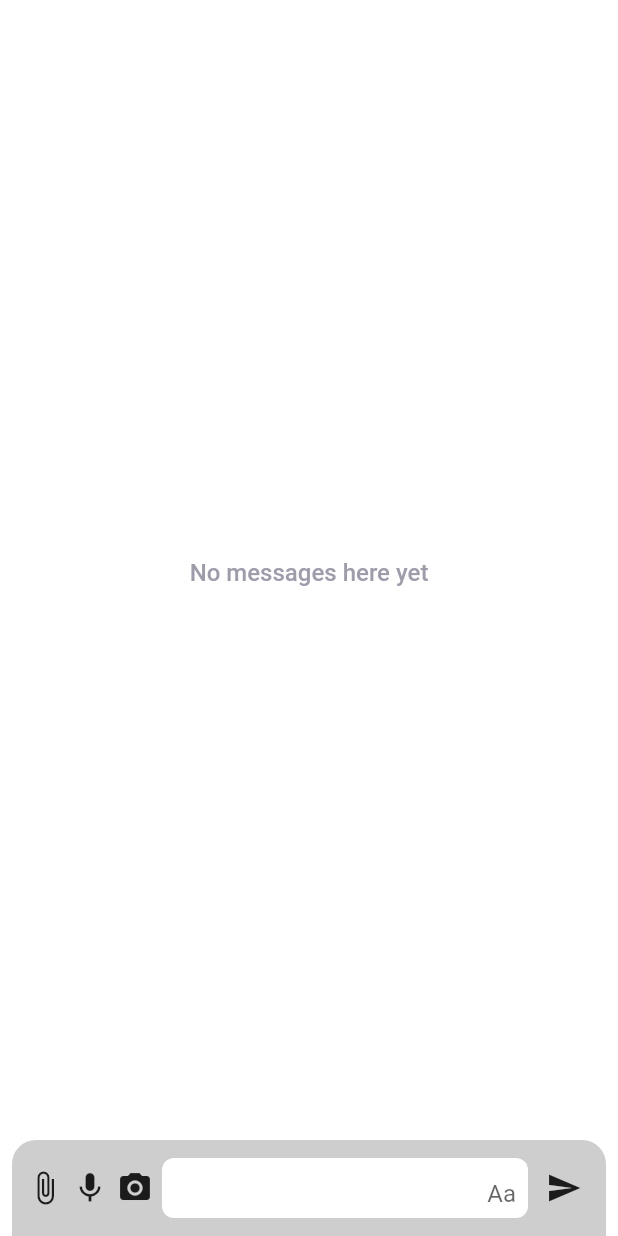
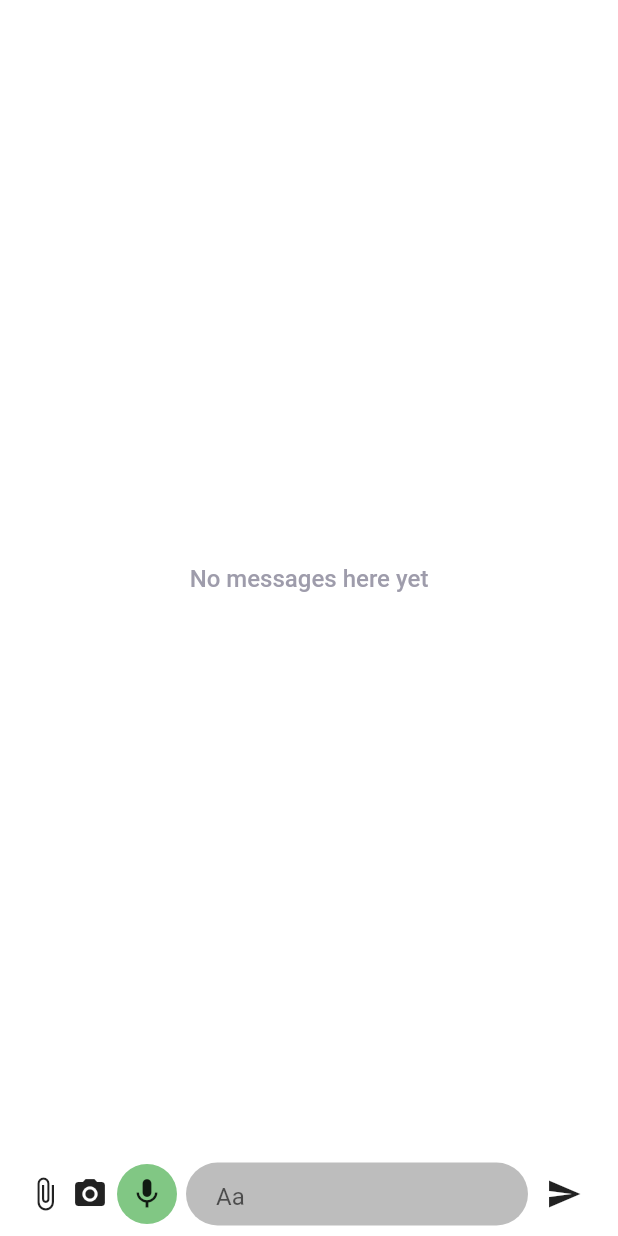
Before and after one commit to MHosssam/chatApp, a Flutter app: the screen it shows after launch, on a phone screen of 412 x 824 dp. Run offline on Flutter 3.47's test engine with Material 2 defaults, Android fonts, the phone set to English and light mode, and no system bars; our stand-ins replace file_picker, flutter_chat_types, flutter_chat_ui, get, image_picker, open_file; missing offline and left inert: record; statements that could not run were skipped.

Commit message:
recording

```diff
--- a/lib/chat/chat_view.dart
+++ b/lib/chat/chat_view.dart
@@ -1,4 +1,6 @@
 import 'package:chat/chat/chat_vm.dart';
+import 'package:chat/chat/components/chat_box.dart';
+import 'package:chat/chat/components/record_button.dart';
 import 'package:flutter/material.dart';
 import 'package:flutter_chat_types/flutter_chat_types.dart' as types;
 import 'package:flutter_chat_ui/flutter_chat_ui.dart';
@@ -11,15 +13,26 @@ class ChatPage extends StatefulWidget {
   State<ChatPage> createState() => _ChatPageState();
 }
 
-class _ChatPageState extends State<ChatPage> {
-  @override
+class _ChatPageState extends State<ChatPage> with SingleTickerProviderStateMixin {
+        late AnimationController anController;
+
+    @override
   void initState() {
-    final ChatVm controller = Get.put(ChatVm());
+         final ChatVm controller = Get.put(ChatVm());
+
+    super.initState();
+    anController = AnimationController(
+      vsync: this,
+      duration: const Duration(milliseconds: 600),
+    );
+
+
     controller.isRecording = false;
     super.initState();
     // to get prev chat
     // controller.loadMessages();
   }
+
 
   @override
   Widget build(BuildContext context) {
@@ -28,7 +41,6 @@ class _ChatPageState extends State<ChatPage> {
         builder: (controller) {
           return Chat(
             messages: controller.messages,
-            // onAttachmentPressed: _handleAtachmentPressed,
             onMessageTap: controller.handleMessageTap,
             onPreviewDataFetched: controller.handlePreviewDataFetched,
             onSendPressed: controller.handleSendPressed,
@@ -37,20 +49,15 @@ class _ChatPageState extends State<ChatPage> {
             showUserNames: true,
             user: controller.user,
             customBottomWidget: Container(
+
               margin: const EdgeInsets.symmetric(horizontal: 8),
               padding: const EdgeInsets.all(4),
-              decoration: BoxDecoration(
-                color: Colors.grey.withOpacity(0.5),
-                borderRadius: const BorderRadius.only(
-                  topLeft: Radius.circular(16),
-                  topRight: Radius.circular(16),
-                ),
-              ),
+
               child: Row(
                 children: [
                   Padding(
                     padding: const EdgeInsets.symmetric(horizontal: 6),
-                    child: InkWell(
+                    child:  InkWell(
                       splashColor: Colors.transparent,
                       highlightColor: Colors.transparent,
                       onTap: () => controller.handleFileSelection(),
@@ -58,45 +65,52 @@ class _ChatPageState extends State<ChatPage> {
                     ),
                   ),
                   InkWell(
-                    splashColor: Colors.transparent,
-                    highlightColor: Colors.transparent,
-                    onTap: () => controller.handleRecord(),
-                    child: const Icon(Icons.mic),
-                  ),
-                  Padding(
-                    padding: const EdgeInsets.symmetric(horizontal: 6),
-                    child: InkWell(
                       splashColor: Colors.transparent,
                       highlightColor: Colors.transparent,
                       onTap: () => controller.handleImageSelection(),
                       child: const Icon(Icons.photo_camera),
                     ),
+
+
+
+                      Padding(
+                    padding: const EdgeInsets.symmetric(horizontal: 6),
+                    child:    RecordButton(controller:anController )
+
+
+                  //   InkWell(
+                  //   splashColor: Colors.transparent,
+                  //   highlightColor: Colors.transparent,
+                  //   onTap: () => controller.handleRecord(),
+                  //   child: const Icon(Icons.mic),
+                  // ),
                   ),
-                  Expanded(
-                    child: Container(
-                      height: 40,
-                      margin: const EdgeInsets.symmetric(vertical: 8),
-                      decoration: BoxDecoration(
-                        color: Colors.white,
-                        borderRadius: BorderRadius.circular(8),
-                      ),
-                      child: Directionality(
-                        textDirection: TextDirection.rtl,
-                        child: TextFormField(
-                          controller: controller.messageText,
-                          decoration: const InputDecoration(
-                            hintText: 'Aa',
-                            contentPadding: EdgeInsets.all(8),
-                            border: InputBorder.none,
-                            // suffixIcon: Icon(
-                            //   Icons.search,
-                            //   color: Colors.grey,
-                            // ),
-                          ),
-                        ),
-                      ),
-                    ),
-                  ),
+                  ChatBox(controller: controller.messageText),
+                  // Expanded(
+                  //   child: Container(
+                  //     height: 40,
+                  //     margin: const EdgeInsets.symmetric(vertical: 8),
+                  //     decoration: BoxDecoration(
+                  //       color: Colors.white,
+                  //       borderRadius: BorderRadius.circular(8),
+                  //     ),
+                  //     child: Directionality(
+                  //       textDirection: TextDirection.rtl,
+                  //       child: TextFormField(
+                  //         controller: controller.messageText,
+                  //         decoration: const InputDecoration(
+                  //           hintText: 'Aa',
+                  //           contentPadding: EdgeInsets.all(8),
+                  //           border: InputBorder.none,
+                  //           // suffixIcon: Icon(
+                  //           //   Icons.search,
+                  //           //   color: Colors.grey,
+                  //           // ),
+                  //         ),
+                  //       ),
+                  //     ),
+                  //   ),
+                  // ),
                   IconButton(
                     onPressed: () {
                       if (controller.messageText.text.isNotEmpty) {
--- /dev/null
+++ b/lib/chat/components/chat_box.dart
@@ -0,0 +1,36 @@
+import 'package:flutter/material.dart';
+
+class ChatBox extends StatelessWidget {
+  const ChatBox({
+    Key? key,
+    required this.controller,
+  }) : super(key: key);
+
+  final TextEditingController controller;
+
+
+  @override
+  Widget build(BuildContext context) {
+    return Expanded(
+      child: Container(
+        height: 42,
+        decoration: BoxDecoration(
+          borderRadius: BorderRadius.circular(30),
+          color: Colors.black26,
+        ),
+        child:  Padding(
+          padding:const EdgeInsets.symmetric(horizontal: 20),
+          child: TextField(
+            maxLines: null,
+            cursorColor: Colors.black87,
+            controller: controller,
+            decoration:const InputDecoration(
+              hintText: 'Aa',
+              border: InputBorder.none,
+            ),
+          ),
+        ),
+      ),
+    );
+  }
+}
--- /dev/null
+++ b/lib/chat/components/record_button.dart
@@ -0,0 +1,169 @@
+import 'dart:async';
+import 'dart:io';
+
+import 'package:flutter/material.dart';
+
+import 'package:record/record.dart';
+
+class RecordButton extends StatefulWidget {
+  const RecordButton({
+    Key? key,
+    required this.controller,
+  }) : super(key: key);
+
+  final AnimationController controller;
+
+  @override
+  State<RecordButton> createState() => _RecordButtonState();
+}
+
+class _RecordButtonState extends State<RecordButton> {
+  late Animation<double> buttonScaleAnimation;
+
+  DateTime? startTime;
+  Timer? timer;
+  String recordDuration = "00:00";
+  late Record record;
+
+  bool showDelete = false;
+  bool isRecording = false;
+
+  @override
+  void initState() {
+    super.initState();
+
+    widget.controller.addListener(() {
+      setState(() {});
+    });
+  }
+
+  @override
+  void didChangeDependencies() {
+    super.didChangeDependencies();
+
+    buttonScaleAnimation = Tween<double>(begin: 1, end: 2).animate(
+        CurvedAnimation(
+            parent: widget.controller,
+            curve: const Interval(0, .6, curve: Curves.elasticInOut)));
+  }
+
+  @override
+  void dispose() {
+    record.dispose();
+    timer?.cancel();
+    timer = null;
+    super.dispose();
+  }
+
+  bool isCancelled(Offset offset, BuildContext context) {
+    return (offset.dx >= (MediaQuery.of(context).size.width * 0.2));
+  }
+
+  @override
+  Widget build(BuildContext context) {
+    return Stack(
+      clipBehavior: Clip.none,
+      children: [
+        if (isRecording)
+          Positioned(
+            child: Container(
+              height: 40,
+              decoration: BoxDecoration(
+                borderRadius: BorderRadius.circular(27),
+                color: Colors.grey,
+              ),
+              child: Padding(
+                padding: const EdgeInsets.symmetric(horizontal: 15),
+                child: Row(
+                  mainAxisAlignment: MainAxisAlignment.spaceBetween,
+                  mainAxisSize: MainAxisSize.max,
+                  children: [
+                    const SizedBox(width: 30),
+                    Row(
+                      children: const [
+                        Text("Slide to cancel"),
+                        Icon(Icons.keyboard_arrow_right),
+                      ],
+                    ),
+                    const SizedBox(width: 30),
+                    showDelete
+                        ? const Icon(Icons.delete,
+                            color: Color.fromARGB(255, 136, 18, 18))
+                        : Text(recordDuration),
+                  ],
+                ),
+              ),
+            ),
+          ),
+        GestureDetector(
+          onLongPressDown: (_) {
+            setState(() {
+              isRecording = true;
+            });
+            widget.controller.forward();
+          },
+          onLongPressEnd: (recordDetails) async {
+            if (isCancelled(recordDetails.localPosition, context)) {
+              timer?.cancel();
+              timer = null;
+              startTime = null;
+              recordDuration = "00:00";
+              setState(() {
+                showDelete = true;
+              });
+
+              Timer(const Duration(milliseconds: 1440), () async {
+                widget.controller.reverse();
+                var filePath = await record.stop();
+                showDelete = false;
+                isRecording = false;
+                                File(filePath!).delete();
+
+              });
+            } else {
+              widget.controller.reverse();
+              timer!.cancel();
+              timer = null;
+              startTime = null;
+              recordDuration = "00:00";
+              await record.stop();
+              setState(() {
+                isRecording = false;
+              });
+            }
+          },
+          onLongPress: () async {
+            var hasPermission = await Record().hasPermission();
+            if (hasPermission) {
+              record = Record();
+              await record.start();
+              startTime = DateTime.now();
+              timer = Timer.periodic(const Duration(seconds: 1), (_) {
+                final minDur = DateTime.now().difference(startTime!).inMinutes;
+                final secDur =
+                    DateTime.now().difference(startTime!).inSeconds % 60;
+                String min = minDur < 10 ? "0$minDur" : minDur.toString();
+                String sec = secDur < 10 ? "0$secDur" : secDur.toString();
+                setState(() {
+                  recordDuration = "$min:$sec";
+                });
+              });
+            } else {}
+          },
+          child: Transform.scale(
+            scale: buttonScaleAnimation.value,
+            child: Container(
+              height: 40,
+              width: 40,
+              decoration: BoxDecoration(
+                shape: BoxShape.circle,
+                color: Colors.green[300],
+              ),
+              child: const Icon(Icons.mic),
+            ),
+          ),
+        )
+      ],
+    );
+  }
+}
--- a/pubspec.yaml
+++ b/pubspec.yaml
@@ -25,8 +25,10 @@ dependencies:
   get: ^4.6.5
   record: ^4.3.1
   just_audio: ^0.9.28
+  lottie: ^1.3.0
 
-
+assets:
+  - assets/
 
 dev_dependencies:
   flutter_test:
```
Also changed, not shown: assets/dustbin_grey.json (added, +1 -0 lines), pubspec.lock.
